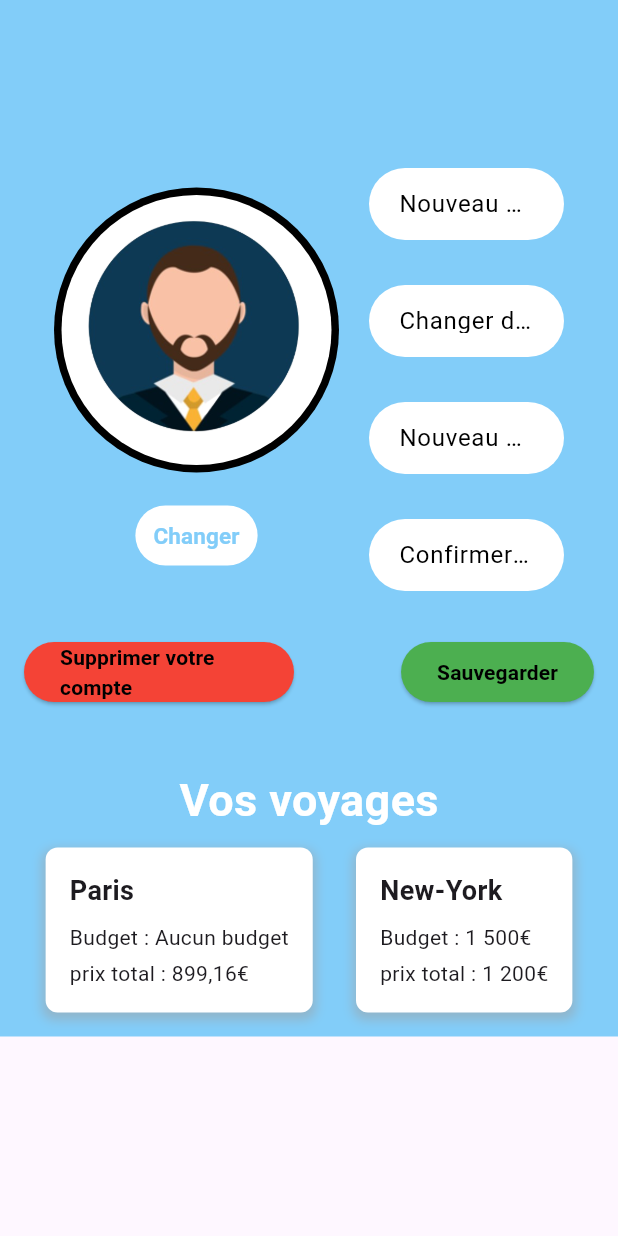
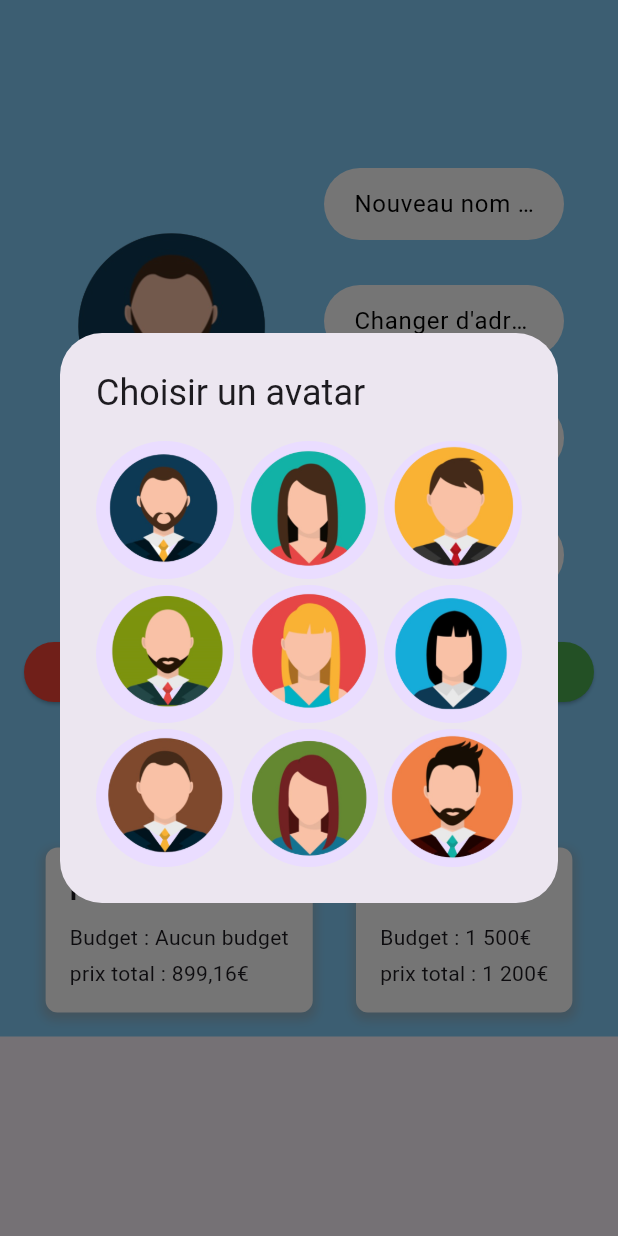
Before and after one commit to TheoFratia/suivi_projet_2024_Voyago, a Flutter app: the ProfilePage screen opened directly with empty values, after a tap on "Changer", on a phone screen of 412 x 824 dp. Run offline on Flutter 3.47's test engine with Material 3 defaults, Android fonts, the phone set to English and light mode, and no system bars; our stand-ins replace flutter_login, shared_preferences; accounts and stored records are empty; network calls fail.

Commit message:
Changement de l'avatar

```diff
--- a/projet_dev_mobile/lib/screen/Profile_screen.dart
+++ b/projet_dev_mobile/lib/screen/Profile_screen.dart
@@ -2,6 +2,7 @@ import 'dart:io';
 import 'package:flutter/material.dart';
 import 'package:projet_dev_mobile/models/user.dart';
 import 'package:shared_preferences/shared_preferences.dart';
+import '../services/api.dart';
 import '../widget/TextField.dart';
 import '../widget/VoyageField.dart';
 import '../variables/colors.dart';
@@ -18,6 +19,18 @@ class ProfilePage extends StatefulWidget {
 class _ProfilePageState extends State<ProfilePage> {
   String avatarPath = 'assets/avatars/Avatar1.png';
   int avatarId = 2;
+  final List<String> avatars = [
+    'assets/avatars/Avatar1.png',
+    'assets/avatars/Avatar2.png',
+    'assets/avatars/Avatar3.png',
+    'assets/avatars/Avatar4.png',
+    'assets/avatars/Avatar5.png',
+    'assets/avatars/Avatar6.png',
+    'assets/avatars/Avatar7.png',
+    'assets/avatars/Avatar8.png',
+    'assets/avatars/Avatar9.png',
+  ];
+
   @override
   void initState() {
     super.initState();
@@ -30,6 +43,46 @@ class _ProfilePageState extends State<ProfilePage> {
     setState(() {
       avatarPath = 'assets/avatars/Avatar$avatarId.png';
     });
+  }
+
+  void _openAvatarDialog() async {
+    final selectedAvatar = await showDialog<String>(
+      context: context,
+      builder: (BuildContext context) {
+        return AlertDialog(
+          title: const Text('Choisir un avatar'),
+          content: SizedBox(
+            width: double.maxFinite,
+            child: GridView.builder(
+              shrinkWrap: true,
+              gridDelegate: const SliverGridDelegateWithFixedCrossAxisCount(
+                crossAxisCount: 3,
+                crossAxisSpacing: 4.0,
+                mainAxisSpacing: 4.0,
+              ),
+              itemCount: avatars.length,
+              itemBuilder: (context, index) {
+                return GestureDetector(
+                  onTap: () {
+                    Navigator.pop(context, avatars[index]);
+                  },
+                  child: CircleAvatar(
+                    backgroundImage: AssetImage(avatars[index]),
+                  ),
+                );
+              },
+            ),
+          ),
+        );
+      },
+    );
+
+    if (selectedAvatar != null) {
+      setState(() {
+        avatarPath = selectedAvatar;
+      });
+      ApiManager().updateAvatar(avatars.indexOf(selectedAvatar) + 1);
+    }
   }
 
   @override
@@ -61,17 +114,13 @@ class _ProfilePageState extends State<ProfilePage> {
                       Column(
                         children: [
                           CircleAvatar(
-                            radius: 95,
-                            backgroundColor: iconColor,
-                            child: CircleAvatar(
-                              radius: 90,
-                              backgroundColor: inputColor,
+                              radius: 80,
+                              backgroundColor: Colors.transparent,
                               backgroundImage: AssetImage(avatarPath),
                             ),
-                          ),
                           const SizedBox(height: 18),
                           TextButton(
-                            onPressed: () {},
+                            onPressed: () { _openAvatarDialog();},
                             style: TextButton.styleFrom(
                               foregroundColor: informationButtonBackgroudColor,
                               backgroundColor: inputColor,
```
Also changed, not shown: projet_dev_mobile/lib/services/api.dart (+24 -0 lines), projet_dev_mobile/pubspec.yaml (+1 -9 lines).
